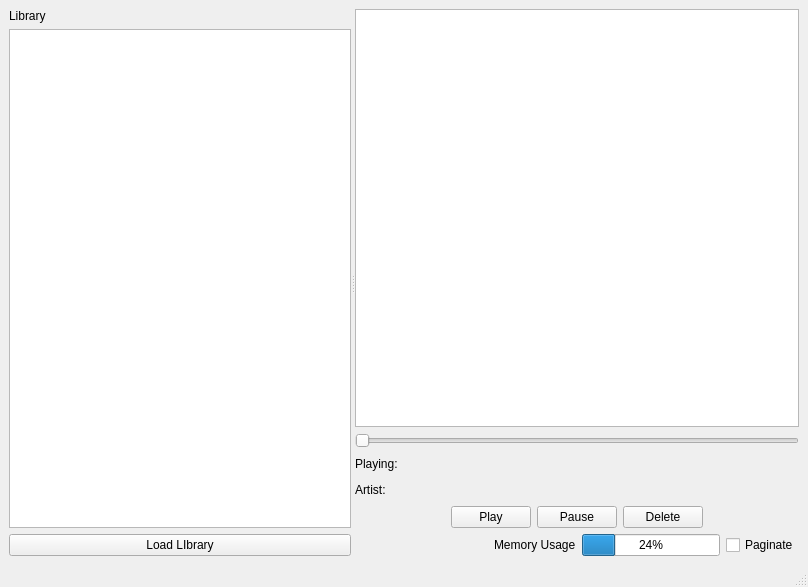
DennisAL54/Proyecto-1-Datos-2, file reproductor/reproductor.ui: the form before one commit.
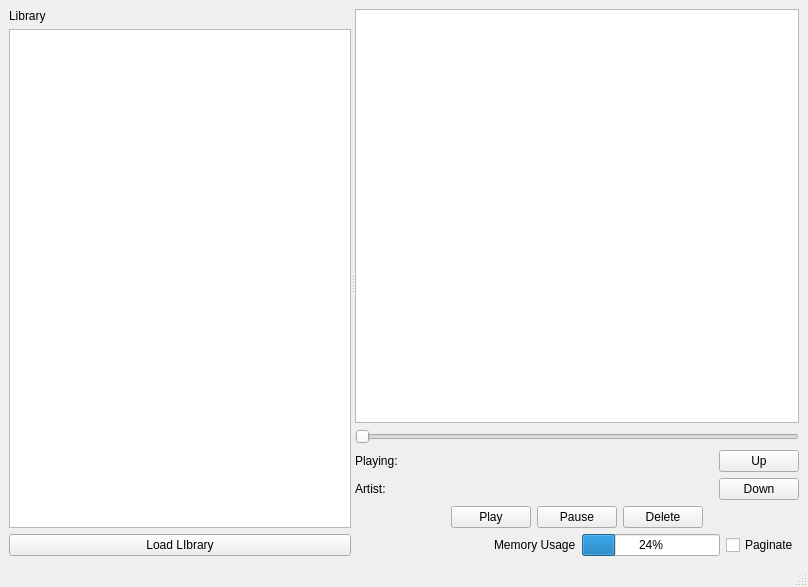
The form after the commit.

What changed in the file:
```diff
--- a/reproductor/reproductor.ui
+++ b/reproductor/reproductor.ui
@@ -112,6 +112,27 @@
             </property>
            </spacer>
           </item>
+          <item row="1" column="1">
+           <widget class="QLabel" name="artistName">
+            <property name="text">
+             <string/>
+            </property>
+           </widget>
+          </item>
+          <item row="0" column="3">
+           <widget class="QPushButton" name="pushButton_5">
+            <property name="text">
+             <string>Up</string>
+            </property>
+           </widget>
+          </item>
+          <item row="1" column="3">
+           <widget class="QPushButton" name="pushButton_6">
+            <property name="text">
+             <string>Down</string>
+            </property>
+           </widget>
+          </item>
          </layout>
         </item>
         <item>
```
Left out of the diff: 7 changed lines with no effect on the pictures.
